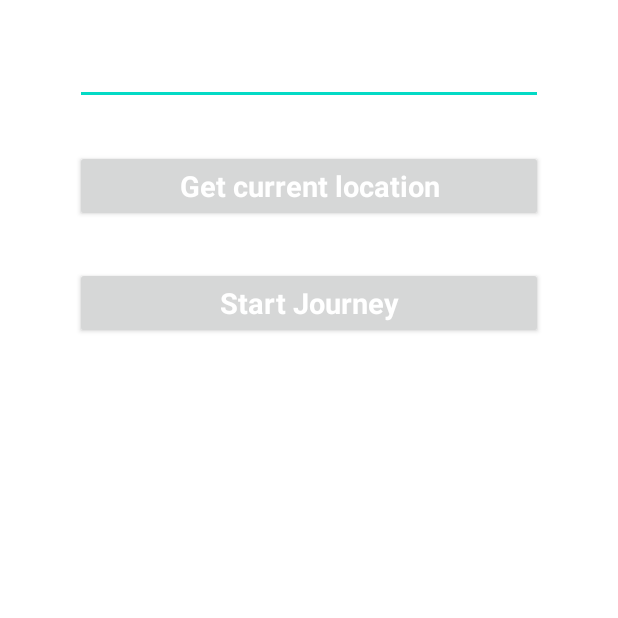
After one commit to aparna-jay/Travel_Ticket, an Android app: the GetLocationActivity screen opened directly, with no data from a screen before it, on a phone screen of 412 x 824 dp, the top half of it. The commit adds this screen. Run offline under Robolectric (Android 15) with nearby library versions, the phone set to English and light mode, and no system bars.

Commit message:
Get live location

```diff
--- /dev/null
+++ b/app/src/main/java/com/uee/travel_ticket/GetLocationActivity.java
@@ -0,0 +1,137 @@
+package com.uee.travel_ticket;
+
+import androidx.annotation.NonNull;
+import androidx.appcompat.app.AlertDialog;
+import androidx.appcompat.app.AppCompatActivity;
+import androidx.core.app.ActivityCompat;
+import androidx.core.content.ContextCompat;
+
+import android.Manifest;
+import android.app.Activity;
+import android.content.Context;
+import android.content.DialogInterface;
+import android.content.Intent;
+import android.content.pm.PackageManager;
+import android.location.Address;
+import android.location.Geocoder;
+import android.location.Location;
+import android.location.LocationListener;
+import android.location.LocationManager;
+import android.os.Bundle;
+import android.provider.Settings;
+import android.util.Log;
+import android.view.View;
+import android.widget.Button;
+import android.widget.EditText;
+
+import java.io.IOException;
+import java.util.List;
+import java.util.Locale;
+
+public class GetLocationActivity  extends Activity implements LocationListener {
+
+    EditText enterAddress;
+    LocationManager locationManager;
+    Button btnGetCurrentLocation, btnGenerateQRCode;
+    String address;
+
+    @Override
+    protected void onCreate(Bundle savedInstanceState) {
+        super.onCreate(savedInstanceState);
+        setContentView(R.layout.activity_get_location);
+        grantPermission();
+
+        enterAddress = (EditText) findViewById(R.id.enterAddress);
+        btnGetCurrentLocation = (Button) findViewById(R.id.btnGetCurrentLocation);
+        btnGenerateQRCode = (Button) findViewById(R.id.btnGenerateQRCode);
+
+        checkIfLocationIsEnabledOrNot();
+
+        btnGetCurrentLocation.setOnClickListener(new View.OnClickListener() {
+            @Override
+            public void onClick(View view) {
+                getLocation();
+            }
+        });
+      btnGenerateQRCode.setOnClickListener(new View.OnClickListener() {
+            @Override
+            public void onClick(View view) {
+                Intent intent = new Intent(getApplicationContext(), CreditActivity.class);
+                intent.putExtra("Address", address);
+                startActivity(intent);
+            }
+        });
+
+    }
+    private void getLocation() {
+        try {
+            locationManager = (LocationManager) getSystemService(Context.LOCATION_SERVICE);
+            locationManager.requestLocationUpdates(LocationManager.NETWORK_PROVIDER, 500, 5, (LocationListener) this);
+        } catch (SecurityException e) {
+            e.printStackTrace();
+        }
+    }
+
+
+    private void checkIfLocationIsEnabledOrNot() {
+        LocationManager lm = (LocationManager) getSystemService(Context.LOCATION_SERVICE);
+        boolean gpaEnabled = false;
+        boolean networkEnabled = false;
+
+        try {
+            gpaEnabled = lm.isProviderEnabled(LocationManager.GPS_PROVIDER);
+        } catch (Exception e) {
+            e.printStackTrace();
+        }
+
+        try {
+            networkEnabled = lm.isProviderEnabled(LocationManager.NETWORK_PROVIDER);
+        } catch (Exception e) {
+            e.printStackTrace();
+        }
+
+        if (!gpaEnabled && !networkEnabled) {
+            new AlertDialog.Builder(GetLocationActivity.this)
+                    .setTitle("Enable GPS Service")
+                    .setCancelable(false)
+                    .setPositiveButton("Enable", new DialogInterface.OnClickListener() {
+                        @Override
+                        public void onClick(DialogInterface dialogInterface, int i) {
+                            // redirect to location settings, if gps is not enabled
+                            startActivity(new Intent(Settings.ACTION_LOCATION_SOURCE_SETTINGS));
+                        }
+                    }).setNegativeButton("Cancel", null).show();
+        }
+
+    }
+
+
+    private void grantPermission() {
+        if (ContextCompat.checkSelfPermission(this, Manifest.permission.ACCESS_FINE_LOCATION) != PackageManager.PERMISSION_GRANTED
+                && ActivityCompat.checkSelfPermission(getApplicationContext(), Manifest.permission.ACCESS_COARSE_LOCATION) != PackageManager.PERMISSION_GRANTED) {
+            ActivityCompat.requestPermissions(this, new String[]{Manifest.permission.ACCESS_FINE_LOCATION,
+                    Manifest.permission.ACCESS_COARSE_LOCATION}, 100);
+        }
+    }
+
+
+    @Override
+    public void onLocationChanged(@NonNull Location location) {
+
+        try {
+            Geocoder geocoder = new Geocoder(getApplicationContext(), Locale.getDefault());
+            List<Address> addresses = geocoder.getFromLocation(location.getLatitude(), location.getLongitude(), 1);
+            enterAddress.setText(addresses.get(0).getAddressLine(0));
+            this.address = addresses.get(0).getAddressLine(0);
+
+        } catch (IOException e) {
+            e.printStackTrace();
+        }
+    }
+
+    @Override
+    public void onBackPressed()
+    {
+
+    }
+}
--- /dev/null
+++ b/app/src/main/res/layout/activity_get_location.xml
@@ -0,0 +1,53 @@
+<?xml version="1.0" encoding="utf-8"?>
+<LinearLayout xmlns:android="http://schemas.android.com/apk/res/android"
+    android:layout_width="match_parent"
+    android:layout_height="match_parent"
+    android:orientation="vertical" >
+
+
+    <AutoCompleteTextView
+        android:id="@+id/enterAddress"
+        android:layout_width="match_parent"
+        android:layout_height="wrap_content"
+        android:layout_marginStart="50dp"
+        android:layout_marginTop="20dp"
+        android:layout_marginEnd="50dp"
+        android:ems="10"
+        android:inputType="textPersonName"
+        android:padding="14dp"
+        android:textSize="16sp"
+        />
+    <Button
+        android:id="@+id/btnGetCurrentLocation"
+        android:layout_width="match_parent"
+        android:layout_height="wrap_content"
+        android:layout_marginLeft="50dp"
+        android:layout_marginTop="30dp"
+        android:layout_marginRight="50dp"
+        android:padding="10dp"
+        android:text="Get current location"
+        android:drawablePadding="0dp"
+        android:drawableTint="@color/white"
+        android:textAppearance="@style/TextAppearance.AppCompat.Body1"
+        android:textColor="@color/white"
+        android:textSize="19sp"
+        android:textStyle="bold"/>
+    <Button
+        android:id="@+id/btnGenerateQRCode"
+        android:layout_width="match_parent"
+        android:layout_height="wrap_content"
+        android:layout_marginLeft="50dp"
+        android:layout_marginTop="30dp"
+        android:layout_marginRight="50dp"
+        android:padding="10dp"
+        android:text="Start Journey"
+        android:drawablePadding="0dp"
+        android:drawableTint="@color/white"
+        android:textAppearance="@style/TextAppearance.AppCompat.Body1"
+        android:textColor="@color/white"
+        android:textSize="19sp"
+        android:textStyle="bold"/>
+
+
+
+</LinearLayout>
```
Also changed, not shown: app/src/main/AndroidManifest.xml (+11 -10 lines), app/src/main/java/com/uee/travel_ticket/CreditActivity.java (+33 -2 lines), app/src/main/java/com/uee/travel_ticket/LoginActivity.java (+14 -0 lines).
